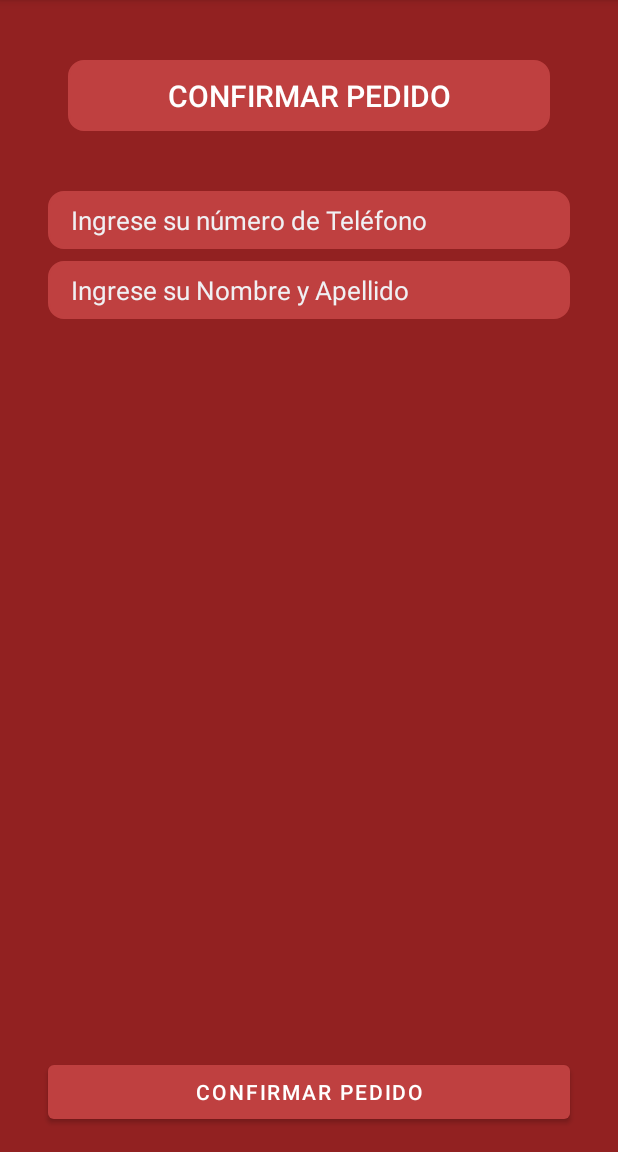
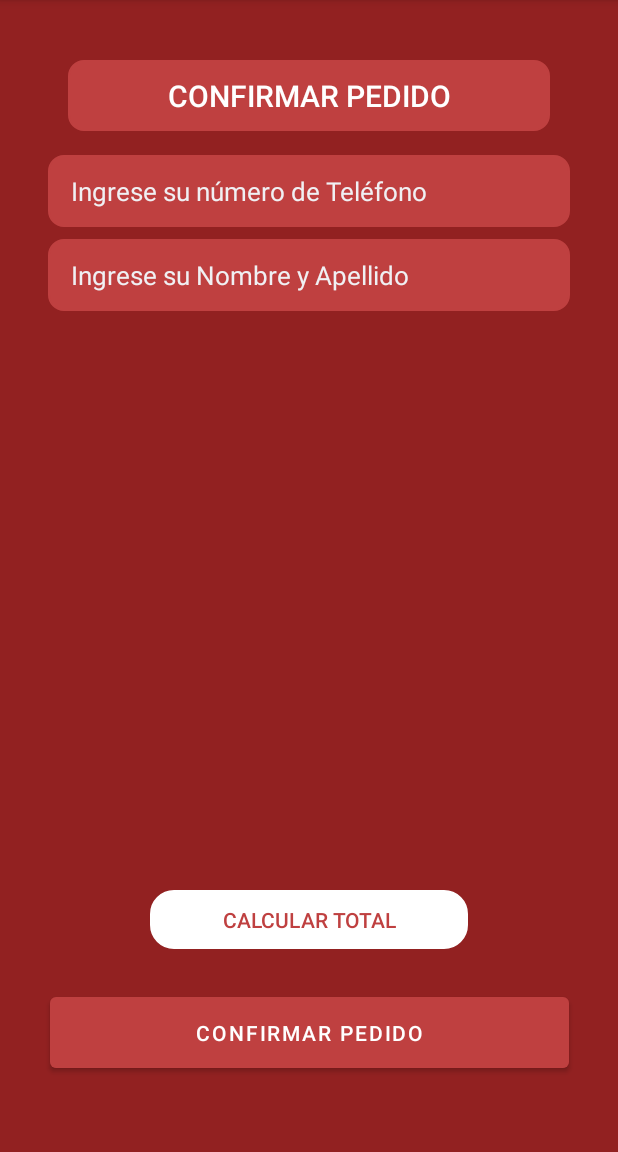
Before and after one commit to danielwilfredo/DSM-Desafio-Practico-2, an Android app: the ConfirmarPedido screen opened directly, with no data from a screen before it, on a phone screen of 412 x 824 dp, the part 84-1236 px from its top. Run offline under Robolectric (Android 15) with nearby library versions, the phone set to English and light mode, and no system bars; our stand-ins replace Firebase (no records; nobody signed in at launch, a user with empty details on screens opened directly); 1 statement that could not run was skipped.

Commit message:
Pedidos and Save Pedido done

```diff
--- a/Practico2_FP180271_GH161659/app/src/main/java/udb/fp180271dsm/practico2_fp180271_gh161659/PlatosListViewAdapter.java
+++ b/Practico2_FP180271_GH161659/app/src/main/java/udb/fp180271dsm/practico2_fp180271_gh161659/PlatosListViewAdapter.java
@@ -12,6 +12,7 @@ import android.widget.TextView;
 import androidx.annotation.NonNull;
 import androidx.annotation.Nullable;
 
+import java.text.DecimalFormat;
 import java.util.ArrayList;
 
 public class PlatosListViewAdapter extends ArrayAdapter<PlatosModel> {
@@ -42,9 +43,12 @@ public class PlatosListViewAdapter extends ArrayAdapter<PlatosModel> {
         TextView txtdetalle = listitemView.findViewById(R.id.txtDetalle);
         TextView txtprecio= listitemView.findViewById(R.id.txtPrecioPedido);
         CheckBox cbAñadir = listitemView.findViewById(R.id.cbAñadir);
+        TextView id = listitemView.findViewById(R.id.txtId);
         txtnombre.setText(dataModal.getNombrePlato());
         txtdetalle.setText(dataModal.getDetallePlato());
-        txtprecio.setText("$ "+Integer.toString(dataModal.getPrecioPlato()));
+        DecimalFormat form = new DecimalFormat("0.00");
+        txtprecio.setText("$ "+form.format(dataModal.getPrecioPlato()));
+        id.setText(dataModal.getDocumentID());
         cbAñadir.setChecked(dataModal.isAñadidoAlPedido());
         cbAñadir.setTag(position);
         cbAñadir.setOnClickListener(new View.OnClickListener() {
--- a/Practico2_FP180271_GH161659/app/src/main/res/layout/activity_confirmar_pedido.xml
+++ b/Practico2_FP180271_GH161659/app/src/main/res/layout/activity_confirmar_pedido.xml
@@ -8,17 +8,43 @@
     android:background="@color/primary_dark"
     tools:context=".ConfirmarPedido">
 
+    <TextView
+        android:id="@+id/txtTotal"
+        android:layout_width="match_parent"
+        android:layout_height="wrap_content"
+        android:layout_marginStart="100dp"
+        android:layout_marginTop="16dp"
+        android:layout_marginEnd="100dp"
+        android:layout_marginBottom="16dp"
+        android:background="@drawable/cardstyles"
+        android:clickable="true"
+        android:fontFamily="sans-serif-light"
+        android:paddingLeft="25dp"
+        android:paddingTop="10dp"
+        android:paddingRight="25dp"
+        android:paddingBottom="10dp"
+        android:text="@string/total"
+        android:textAlignment="center"
+        android:textAllCaps="true"
+        android:textAppearance="@style/TextAppearance.AppCompat.Display2"
+        android:textColor="@color/primary"
+        android:textSize="14sp"
+        android:textStyle="bold"
+        app:layout_constraintBottom_toTopOf="@+id/btnConfirmarPedido"
+        app:layout_constraintEnd_toEndOf="parent"
+        app:layout_constraintStart_toStartOf="parent"
+        app:layout_constraintTop_toBottomOf="@+id/lvPedidosConfirm" />
+
     <ListView
-        android:id="@+id/lvPlatos"
-        android:layout_width="324dp"
-        android:layout_height="417dp"
-        android:layout_marginStart="24dp"
-        android:layout_marginTop="8dp"
-        android:layout_marginEnd="24dp"
-        android:layout_marginBottom="16dp"
+        android:id="@+id/lvPedidosConfirm"
+        android:layout_width="347dp"
+        android:layout_height="334dp"
+        android:layout_marginStart="8dp"
+        android:layout_marginTop="16dp"
+        android:layout_marginEnd="8dp"
         android:background="@color/primary_dark"
         android:scrollbars="none"
-        app:layout_constraintBottom_toTopOf="@+id/btnConfirmarPedido"
+        app:layout_constraintBottom_toTopOf="@+id/txtTotal"
         app:layout_constraintEnd_toEndOf="parent"
         app:layout_constraintStart_toStartOf="parent"
         app:layout_constraintTop_toBottomOf="@+id/txtNombreCompleto">
@@ -56,13 +82,14 @@
         android:layout_width="match_parent"
         android:layout_height="wrap_content"
         android:layout_marginStart="32dp"
-        android:layout_marginTop="40dp"
+        android:layout_marginTop="16dp"
         android:layout_marginEnd="32dp"
         android:background="@drawable/rounded_corner"
         android:backgroundTint="@color/primary"
         android:ems="10"
         android:hint="@string/lbTelefono"
         android:inputType="phone"
+        android:minHeight="48dp"
         android:paddingLeft="15dp"
         android:paddingTop="7dp"
         android:paddingBottom="7dp"
@@ -72,7 +99,8 @@
         app:layout_constraintEnd_toEndOf="parent"
         app:layout_constraintHorizontal_bias="0.0"
         app:layout_constraintStart_toStartOf="parent"
-        app:layout_constraintTop_toBottomOf="@+id/textView7" />
+        app:layout_constraintTop_toBottomOf="@+id/textView7"
+        android:maxLength="8" />
 
     <EditText
         android:id="@+id/txtNombreCompleto"
@@ -86,6 +114,7 @@
         android:ems="10"
         android:hint="@string/lbNombreCliente"
         android:inputType="textPersonName"
+        android:minHeight="48dp"
         android:paddingLeft="15dp"
         android:paddingTop="7dp"
         android:paddingBottom="7dp"
@@ -99,11 +128,12 @@
 
     <Button
         android:id="@+id/btnConfirmarPedido"
-        android:layout_width="match_parent"
-        android:layout_height="wrap_content"
+        android:layout_width="346dp"
+        android:layout_height="59dp"
         android:layout_marginStart="32dp"
         android:layout_marginEnd="32dp"
-        android:layout_marginBottom="16dp"
+        android:layout_marginBottom="50dp"
+        android:onClick="Confirmar"
         android:text="@string/btnConfirmar"
         app:layout_constraintBottom_toBottomOf="parent"
         app:layout_constraintEnd_toEndOf="parent"
--- a/Practico2_FP180271_GH161659/app/src/main/res/values/strings.xml
+++ b/Practico2_FP180271_GH161659/app/src/main/res/values/strings.xml
@@ -15,8 +15,9 @@
     <string name="pedidoTitle">Confirmar Pedido</string>
     <string name="lbTelefono">Ingrese su número de Teléfono</string>
     <string name="lbNombreCliente">Ingrese su Nombre y Apellido</string>
-    <string name="lbCantidad">Ingrese cantidad</string>
+    <string name="lbCantidad">Cantidad</string>
     <string name="btnConfirmar">Confirmar Pedido</string>
-
+    <string name="x">x</string>
+    <string name="total">CALCULAR TOTAL</string>
 
 </resources>
```
Also changed, not shown: Practico2_FP180271_GH161659/app/src/main/java/udb/fp180271dsm/practico2_fp180271_gh161659/ConfirmarPedido.java (+143 -0 lines), Practico2_FP180271_GH161659/app/src/main/java/udb/fp180271dsm/practico2_fp180271_gh161659/FacturaModel.java (added, +53 -0 lines), Practico2_FP180271_GH161659/app/src/main/java/udb/fp180271dsm/practico2_fp180271_gh161659/PedidoModel.java (added, +45 -0 lines), Practico2_FP180271_GH161659/app/src/main/java/udb/fp180271dsm/practico2_fp180271_gh161659/PedidosListViewAdapter.java (+35 -2 lines), Practico2_FP180271_GH161659/app/src/main/java/udb/fp180271dsm/practico2_fp180271_gh161659/PlatillosYBebidas.java (+36 -13 lines), Practico2_FP180271_GH161659/app/src/main/java/udb/fp180271dsm/practico2_fp180271_gh161659/PlatosModel.java (+17 -11 lines), Practico2_FP180271_GH161659/app/src/main/res/layout/activity_platillos_ybebidas.xml (+10 -10 lines), Practico2_FP180271_GH161659/app/src/main/res/layout/pedido_item.xml (+20 -33 lines), Practico2_FP180271_GH161659/app/src/main/res/layout/plato_item.xml (+9 -0 lines).
